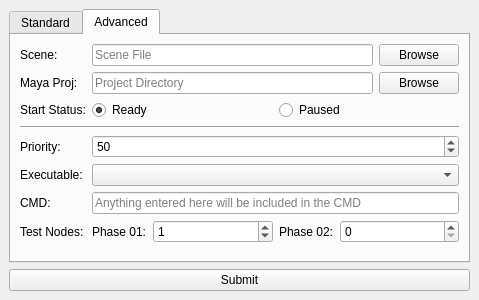
david2777/DPS_Hydra, file ui/UI_Submitter.ui: the form before one commit.
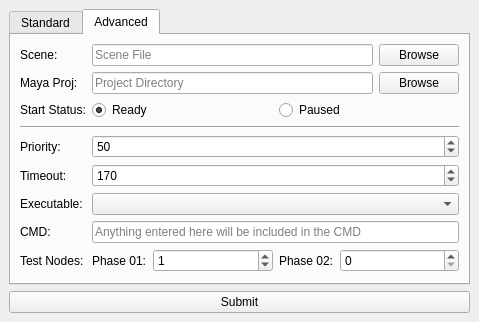
The form after the commit. The open tabs and pages were chosen to show the change.

Commit message: Setup timeouts on submitter

Patch:
```diff
--- a/ui/UI_Submitter.ui
+++ b/ui/UI_Submitter.ui
@@ -7,7 +7,7 @@
     <x>0</x>
     <y>0</y>
     <width>448</width>
-    <height>300</height>
+    <height>320</height>
    </rect>
   </property>
   <property name="sizePolicy">
@@ -497,6 +497,26 @@
           </property>
          </widget>
         </item>
+        <item row="6" column="0">
+         <widget class="QLabel" name="timeoutLabel">
+          <property name="text">
+           <string>Timeout:</string>
+          </property>
+         </widget>
+        </item>
+        <item row="6" column="1">
+         <widget class="QSpinBox" name="timeoutSpinbox">
+          <property name="suffix">
+           <string/>
+          </property>
+          <property name="maximum">
+           <number>999</number>
+          </property>
+          <property name="value">
+           <number>170</number>
+          </property>
+         </widget>
+        </item>
        </layout>
       </widget>
      </widget>
```
The commit also changes 4 other files.
